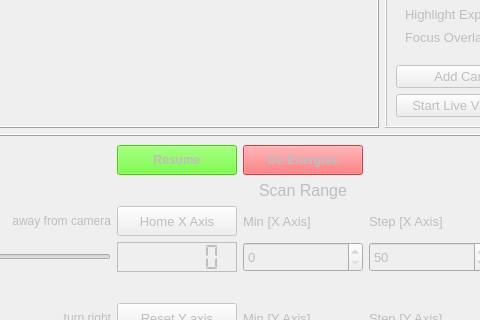
evo-biomech/scAnt, file GUI/scAnt_GUI_mw.ui: the form before one commit; both pictures show x 339 to 819 and y 352 to 672 of the 1269 by 860 pixel window.
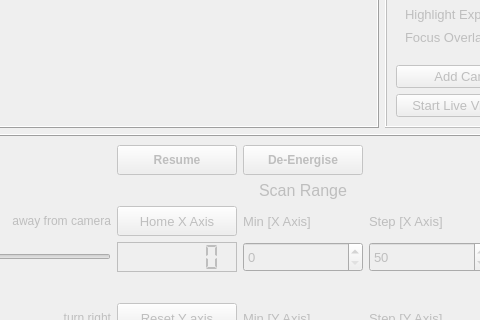
The form after the commit. Icons and pictures are not drawn.

```diff
--- a/GUI/scAnt_GUI_mw.ui
+++ b/GUI/scAnt_GUI_mw.ui
@@ -1200,9 +1200,6 @@
          <property name="autoFillBackground">
           <bool>false</bool>
          </property>
-         <property name="styleSheet">
-          <string notr="true">background-color: rgb(85, 255, 20)</string>
-         </property>
          <property name="text">
           <string>Resume</string>
          </property>
@@ -1231,9 +1228,6 @@
            <bold>true</bold>
           </font>
          </property>
-         <property name="styleSheet">
-          <string notr="true">background-color: rgb(255, 76, 79)</string>
-         </property>
          <property name="text">
           <string>De-Energise</string>
          </property>
```
